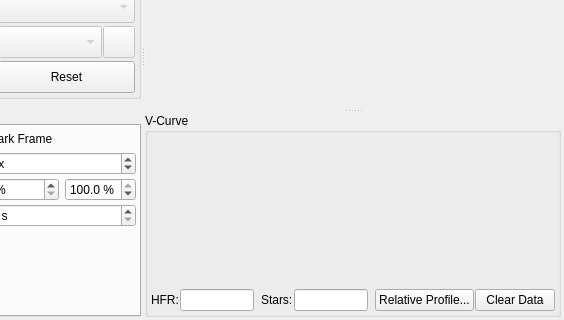
Before: the Qt Designer form kstars/ekos/focus/focus.ui in KDE/kstars, drawn with Qt 5; both pictures show x 240 to 804 and y 208 to 528 of the 804 by 528 pixel window.
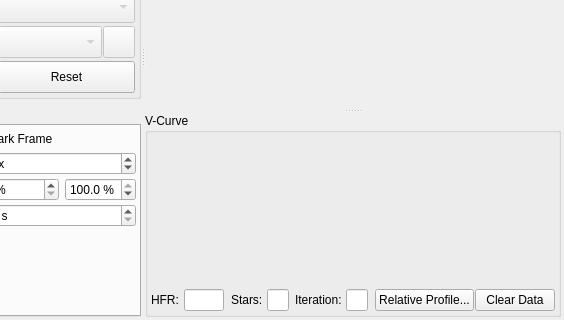
After: the same form once the commit is applied. Icons and pictures are not drawn. Custom widgets are drawn as their Qt base class.

Commit message: Add relative HFR calculation to Linear focus algorithm. Improve plotting. Tweak algorithm.

What changed in the file:
```diff
--- a/kstars/ekos/focus/focus.ui
+++ b/kstars/ekos/focus/focus.ui
@@ -10,6 +10,9 @@
     <height>528</height>
    </rect>
   </property>
+  <property name="layoutDirection">
+   <enum>Qt::LeftToRight</enum>
+  </property>
   <layout class="QVBoxLayout" name="verticalLayout">
    <property name="spacing">
     <number>3</number>
@@ -1757,7 +1760,7 @@
           <item>
            <widget class="QLabel" name="label_2">
             <property name="text">
-             <string>HFR:</string>
+             <string>HFR: </string>
             </property>
            </widget>
           </item>
@@ -1769,6 +1772,12 @@
               <verstretch>0</verstretch>
              </sizepolicy>
             </property>
+            <property name="maximumSize">
+             <size>
+              <width>75</width>
+              <height>16777215</height>
+             </size>
+            </property>
             <property name="toolTip">
              <string>&lt;html&gt;&lt;body&gt;&lt;p&gt;HFR value in pixels consolidated at the current focuser position.&lt;/p&gt;&lt;/body&gt;&lt;/html&gt;</string>
             </property>
@@ -1778,6 +1787,9 @@
             <property name="frame">
              <bool>true</bool>
             </property>
+            <property name="alignment">
+             <set>Qt::AlignHCenter</set>
+            </property>
             <property name="readOnly">
              <bool>true</bool>
             </property>
@@ -1799,14 +1811,62 @@
           <item>
            <widget class="QLabel" name="label_6">
             <property name="text">
-             <string>Stars:</string>
+             <string>Stars: </string>
             </property>
            </widget>
           </item>
           <item>
            <widget class="QLineEdit" name="starsOut">
+            <property name="maximumSize">
+             <size>
+              <width>40</width>
+              <height>16777215</height>
+             </size>
+            </property>
             <property name="toolTip">
              <string>&lt;html&gt;&lt;body&gt;&lt;p&gt;Number of stars used for HFR computation at the current focuser position.&lt;/p&gt;&lt;/body&gt;&lt;/html&gt;</string>
+            </property>
+            <property name="alignment">
+             <set>Qt::AlignHCenter</set>
+            </property>
+            <property name="readOnly">
+             <bool>true</bool>
+            </property>
+           </widget>
+          </item>
+          <item>
+           <spacer name="horizontalSpacer_3">
+            <property name="orientation">
+             <enum>Qt::Horizontal</enum>
+            </property>
+            <property name="sizeHint" stdset="0">
+             <size>
+              <width>40</width>
+              <height>20</height>
+             </size>
+            </property>
+           </spacer>
+          </item>
+          <item>
+           <widget class="QLabel" name="label_28">
+            <property name="text">
+             <string>Iteration: </string>
+            </property>
+           </widget>
+          </item>
+          <item>
+           <widget class="QLineEdit" name="iterOut">
+            <property name="maximumSize">
+             <size>
+              <width>40</width>
+              <height>16777215</height>
+             </size>
+            </property>
+            <property name="toolTip">
+             <string>&lt;html&gt;&lt;body&gt;&lt;p&gt;Focuser iteration.&lt;/p&gt;&lt;/body&gt;&lt;/html&gt;</string>
+            </property>
+            <property name="alignment">
+             <set>Qt::AlignHCenter</set>
             </property>
             <property name="readOnly">
              <bool>true</bool>
```
Left out of the diff: 2 changed lines with no effect on the pictures. The commit also changes 14 other files.
